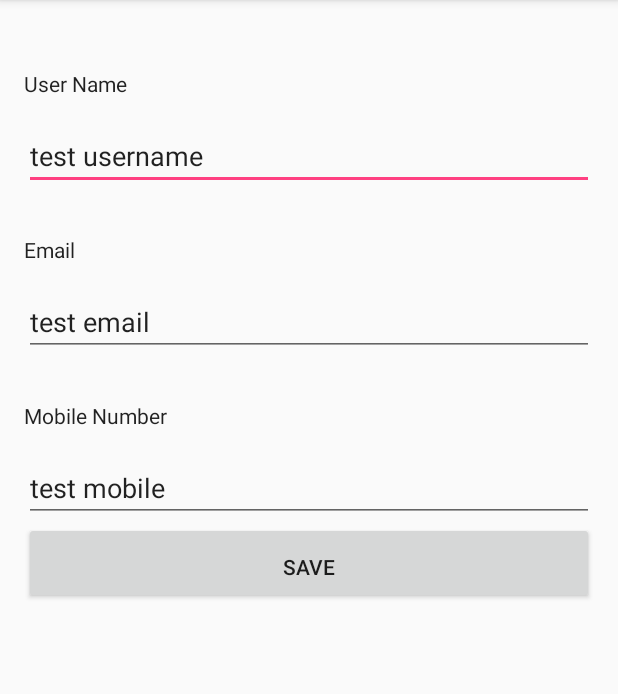
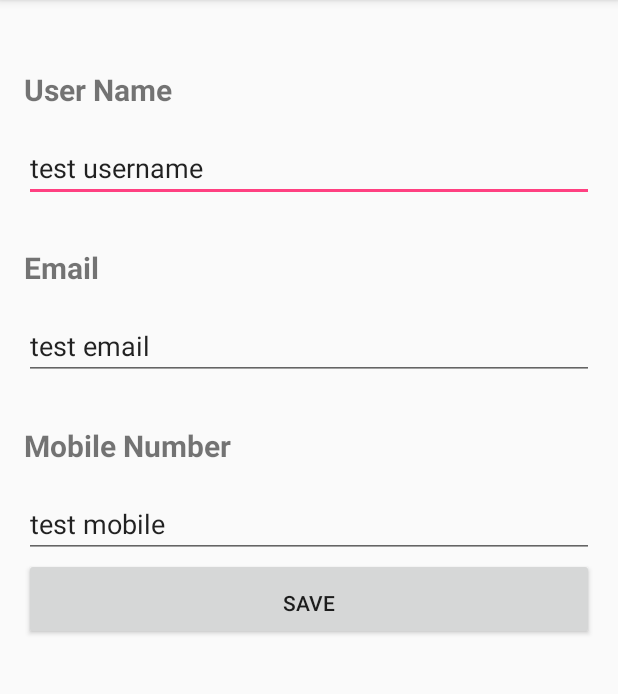
Before and after one commit to CMPUT301F16T18/Unter, an Android app: the EditUserProfileActivity screen opened directly, with no data from a screen before it, on a phone screen of 412 x 824 dp, the part 84-778 px from its top. Run offline under Robolectric (Android 15) with nearby library versions, the phone set to English and light mode, and no system bars.

Commit message:
rename id for activity xml files

```diff
--- a/app/build.gradle
+++ b/app/build.gradle
@@ -29,7 +29,6 @@ android {
 }
 
 dependencies {
-
     testCompile 'com.jayway.android.robotium:robotium-solo:5.6.3'
     testCompile 'junit:junit:4.12'
     compile 'com.android.support:appcompat-v7:23.4.0'
--- a/app/src/main/java/ca/ualberta/cs/unter/view/DriverBrowseRequestActivity.java
+++ b/app/src/main/java/ca/ualberta/cs/unter/view/DriverBrowseRequestActivity.java
@@ -32,7 +32,7 @@ public class DriverBrowseRequestActivity extends AppCompatActivity {
         super.onCreate(savedInstanceState);
         setContentView(R.layout.activity_driver_browse_request);
 
-        acceptedRequestListView = (ListView) findViewById(R.id.accepted_request_list);
+        acceptedRequestListView = (ListView) findViewById(R.id.listView_acceptedRequest_DriverBrowseRequestActivity);
         acceptedRequestListView.setOnItemClickListener(new AdapterView.OnItemClickListener() {
             @Override
             public void onItemClick(AdapterView<?> parent, View view, int position, long id) {
@@ -41,7 +41,7 @@ public class DriverBrowseRequestActivity extends AppCompatActivity {
             }
         });
 
-        pendingRequestListView = (ListView) findViewById(R.id.pending_request_list);
+        pendingRequestListView = (ListView) findViewById(R.id.listView_pendingRequest_DriverBrowseRequestActivity);
         pendingRequestListView.setOnItemClickListener(new AdapterView.OnItemClickListener() {
             @Override
             public void onItemClick(AdapterView<?> parent, View view, int position, long id) {
--- a/app/src/main/java/ca/ualberta/cs/unter/view/DriverMainActivity.java
+++ b/app/src/main/java/ca/ualberta/cs/unter/view/DriverMainActivity.java
@@ -32,7 +32,7 @@ public class DriverMainActivity extends AppCompatActivity
         setContentView(R.layout.activity_driver_main);
 
         // https://developer.android.com/guide/topics/ui/controls/spinner.html#Populate
-        searchOptionSpinner = (Spinner) findViewById(R.id.search_option);
+        searchOptionSpinner = (Spinner) findViewById(R.id.spinner_searchOption_DriverMainActivity);
         searchOptionAdapter = ArrayAdapter.createFromResource(this,
                                 R.array.search_option, android.R.layout.simple_spinner_item);
         searchOptionAdapter.setDropDownViewResource(android.R.layout.simple_spinner_dropdown_item);
--- a/app/src/main/java/ca/ualberta/cs/unter/view/EditUserProfileActivity.java
+++ b/app/src/main/java/ca/ualberta/cs/unter/view/EditUserProfileActivity.java
@@ -22,16 +22,16 @@ public class EditUserProfileActivity extends AppCompatActivity implements View.O
         super.onCreate(savedInstanceState);
         setContentView(R.layout.activity_edit_user_profile);
 
-        usernameText = (EditText) findViewById(R.id.username_name);
-        emailText = (EditText) findViewById(R.id.email_address);
-        mobileText = (EditText) findViewById(R.id.mobile_number);
+        usernameText = (EditText) findViewById(R.id.editText_userName_EditUserProfileActivity);
+        emailText = (EditText) findViewById(R.id.editText_email_EditUserProfileActivity);
+        mobileText = (EditText) findViewById(R.id.editText_mobile_EditUserProfileActivity);
 
         // TODO get the user, use the user to setText
         usernameText.setText("test username");   // setText(user.getName)
         emailText.setText("test email");      // setText(user.getEmail)
         mobileText.setText("test mobile");     // setText(user.getMobile)
 
-        saveButton = (Button) findViewById(R.id.save_button);
+        saveButton = (Button) findViewById(R.id.button_save_EditUserProfileActivity);
         assert saveButton != null;
         saveButton.setOnClickListener(this);
     }
--- a/app/src/main/res/layout/activity_driver_browse_request.xml
+++ b/app/src/main/res/layout/activity_driver_browse_request.xml
@@ -19,7 +19,7 @@
         android:textSize="20sp"
         android:textStyle="bold"/>
     <ListView
-        android:id="@+id/accepted_request_list"
+        android:id="@+id/listView_acceptedRequest_DriverBrowseRequestActivity"
         android:layout_width="match_parent"
         android:layout_height="wrap_content"
         android:clickable="true">
@@ -34,7 +34,7 @@
         android:textSize="20sp"
         android:textStyle="bold"/>
     <ListView
-        android:id="@+id/pending_request_list"
+        android:id="@+id/listView_pendingRequest_DriverBrowseRequestActivity"
         android:layout_width="match_parent"
         android:layout_height="wrap_content"
         android:clickable="true">
--- a/app/src/main/res/layout/activity_edit_user_profile.xml
+++ b/app/src/main/res/layout/activity_edit_user_profile.xml
@@ -11,15 +11,17 @@
     tools:context="ca.ualberta.cs.unter.view.EditUserProfileActivity">
 
     <TextView
-        android:id="@+id/username"
         android:layout_width="match_parent"
         android:layout_height="wrap_content"
+        android:text="@string/username"
+        android:paddingBottom="@dimen/activity_vertical_margin"
         android:paddingTop="30dp"
-        android:paddingBottom="@dimen/activity_vertical_margin"
-        android:text="@string/username"
-        android:textAppearance="@style/TextAppearance.AppCompat.Body1" />
+        android:textSize="20sp"
+        android:textStyle="bold"/>
+
+
     <EditText
-        android:id="@+id/username_name"
+        android:id="@+id/editText_userName_EditUserProfileActivity"
         android:layout_width="match_parent"
         android:layout_height="wrap_content"
         android:hint="@string/new_username_input"
@@ -30,15 +32,16 @@
 
     <!--email-->
     <TextView
-        android:id="@+id/email"
         android:layout_width="match_parent"
         android:layout_height="wrap_content"
+        android:text="@string/email"
+        android:paddingBottom="@dimen/activity_vertical_margin"
         android:paddingTop="30dp"
-        android:paddingBottom="@dimen/activity_vertical_margin"
-        android:text="@string/email"
-        android:textAppearance="@style/TextAppearance.AppCompat.Body1" />
+        android:textSize="20sp"
+        android:textStyle="bold"/>
+
     <EditText
-        android:id="@+id/email_address"
+        android:id="@+id/editText_email_EditUserProfileActivity"
         android:layout_width="match_parent"
         android:layout_height="wrap_content"
         android:hint="@string/new_email_input"
@@ -48,15 +51,16 @@
 
     <!--mobile-->
     <TextView
-        android:id="@+id/mobile"
         android:layout_width="match_parent"
         android:layout_height="wrap_content"
+        android:text="@string/mobile"
+        android:paddingBottom="@dimen/activity_vertical_margin"
         android:paddingTop="30dp"
-        android:paddingBottom="@dimen/activity_vertical_margin"
-        android:text="@string/mobile"
-        android:textAppearance="@style/TextAppearance.AppCompat.Body1" />
+        android:textSize="20sp"
+        android:textStyle="bold"/>
+
     <EditText
-        android:id="@+id/mobile_number"
+        android:id="@+id/editText_mobile_EditUserProfileActivity"
         android:layout_width="match_parent"
         android:layout_height="wrap_content"
         android:hint="@string/new_mobile_input"
@@ -67,7 +71,7 @@
 
     <!--save button-->
     <Button
-        android:id="@+id/save_button"
+        android:id="@+id/button_save_EditUserProfileActivity"
         android:layout_width="match_parent"
         android:layout_height="wrap_content"
         android:text="@string/save_button"
--- a/app/src/main/res/layout/content_driver_main.xml
+++ b/app/src/main/res/layout/content_driver_main.xml
@@ -13,7 +13,7 @@
     tools:context="ca.ualberta.cs.unter.view.DriverMainActivity"
     tools:showIn="@layout/app_bar_driver_main">
 
-    <EditText android:id="@+id/search_request"
+    <EditText android:id="@+id/editText_searchRequest_DriverMainActivity"
         android:layout_width="match_parent"
         android:layout_height="wrap_content"
         android:hint="@string/search_request"
@@ -22,7 +22,7 @@
         android:maxLines="1"/>
 
     <Spinner
-        android:id="@+id/search_option"
+        android:id="@+id/spinner_searchOption_DriverMainActivity"
         android:layout_width="match_parent"
         android:layout_height="wrap_content"
         android:paddingTop="5dp"/>
@@ -36,7 +36,7 @@
         android:textStyle="bold"/>
 
     <ListView
-        android:id="@+id/driver_search_list"
+        android:id="@+id/listView_searchList_DriverMainActivity"
         android:layout_width="match_parent"
         android:layout_height="match_parent"
         android:scrollbars="vertical"
```
Also changed, not shown: app/src/main/java/ca/ualberta/cs/unter/view/LoginActivity.java (+7 -7 lines), app/src/main/java/ca/ualberta/cs/unter/view/SignupActivity.java (+4 -4 lines), app/src/main/res/layout/activity_login.xml (+5 -5 lines), app/src/main/res/layout/activity_signup.xml (+4 -4 lines).
